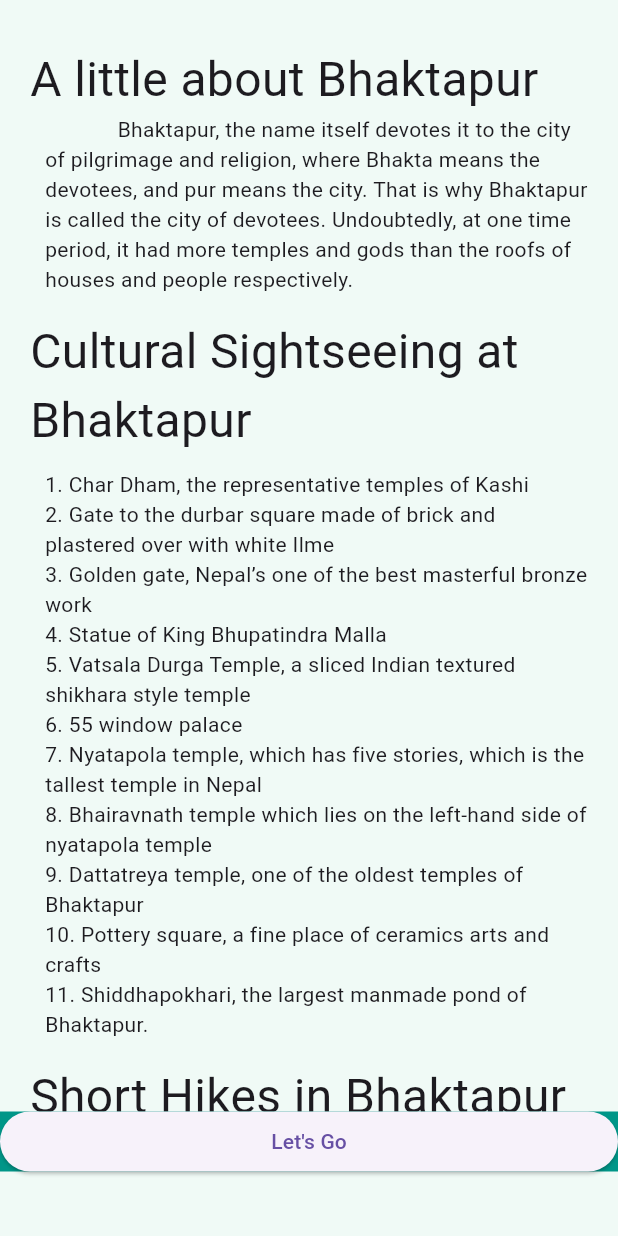
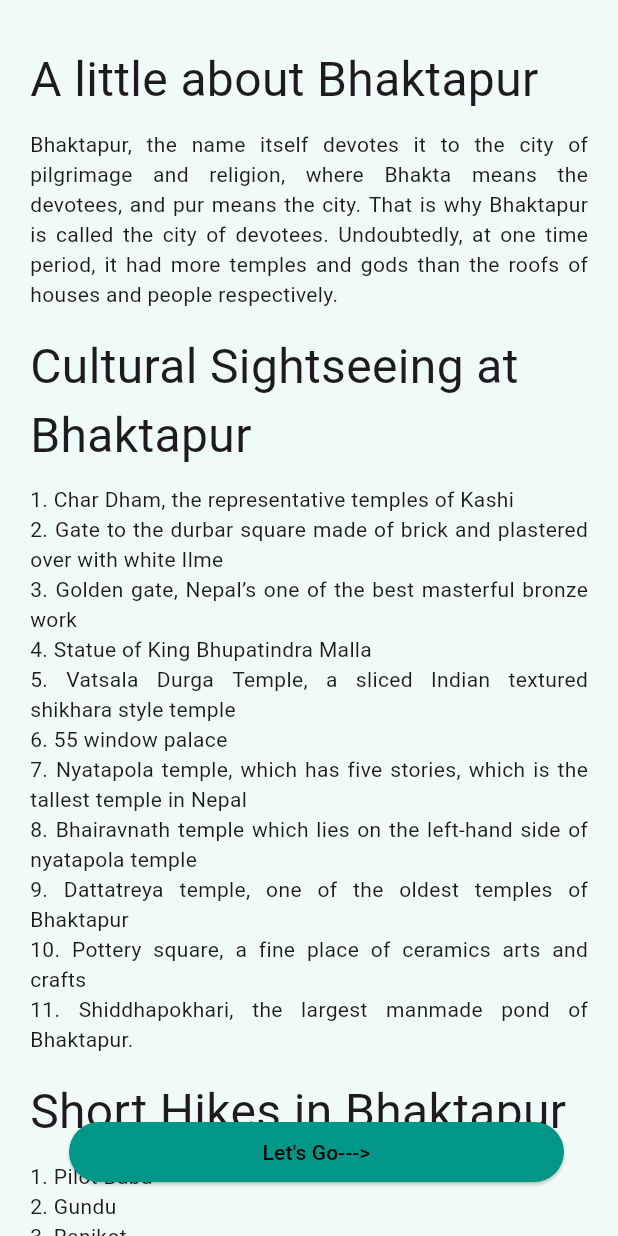
Before and after one commit to prabeshdulal/Gantavey, a Flutter app: the BKTDescription screen opened directly, on a phone screen of 412 x 824 dp. Run offline on Flutter 3.47's test engine with Material 3 defaults, Android fonts, the light colour scheme and no system bars; our stand-ins replace flutter_native_splash, gap, get, iconsax, smooth_page_indicator; statements that could not run were skipped.

Commit message:
chittika banaiyo

```diff
--- a/lib/features/Authentication/screens/bhaktapur_description.dart
+++ b/lib/features/Authentication/screens/bhaktapur_description.dart
@@ -1,9 +1,5 @@
-import 'package:flutter/cupertino.dart';
 import 'package:flutter/material.dart';
-import 'package:gap/gap.dart';
 import 'package:get/get.dart';
-import 'package:get/get_core/src/get_main.dart';
-
 import '../../../utils/applayout.dart';
 import '../../../utils/constants/colors.dart';
 import 'home_bottom_bar.dart';
@@ -14,95 +10,90 @@ class BKTDescription extends StatelessWidget {
   @override
   Widget build(BuildContext context) {
     final size = AppLayout.getSize(context);
+
     return Scaffold(
       backgroundColor: Styles.bgcolor,
-      body: Container(
+      body: SingleChildScrollView(
+        padding: EdgeInsets.all(20),
         child: Column(
+          crossAxisAlignment: CrossAxisAlignment.start,
           children: [
-            Container(
-              height: 741,
-               child: SingleChildScrollView(
-                padding: EdgeInsets.all(20),
-                child: Column(
-                    mainAxisAlignment: MainAxisAlignment.start,
-                    crossAxisAlignment: CrossAxisAlignment.start,
-                    children: [
-                    const Gap(10),
-          Text("A little about Bhaktapur", style: TextStyle(
-            fontSize: 32,
-          )),
-          Container(
-            padding: EdgeInsets.only(left: 10),
-            child: Text(""
-                "\t\t\t\t\t\t\t\t\t\t\t\t Bhaktapur, the name itself devotes it to the city of pilgrimage and religion, where Bhakta means the devotees, and pur means the city. That is why Bhaktapur is called the city of devotees. Undoubtedly, at one time period, it had more temples and gods than the roofs of houses and people respectively."
+            SizedBox(height: 10),
+            Text(
+              "A little about Bhaktapur",
+              style: TextStyle(fontSize: 32),
+            ),
+            SizedBox(height: 10),
+            Text(
+              "Bhaktapur, the name itself devotes it to the city of pilgrimage and religion, where Bhakta means the devotees, and pur means the city. That is why Bhaktapur is called the city of devotees. Undoubtedly, at one time period, it had more temples and gods than the roofs of houses and people respectively.",
+              textAlign: TextAlign.justify,
+            ),
+            SizedBox(height: 15),
+            Text(
+              "Cultural Sightseeing at Bhaktapur",
+              style: TextStyle(fontSize: 32),
+            ),
+            SizedBox(height: 10),
+            Text(
+              "1. Char Dham, the representative temples of Kashi\n2. Gate to the durbar square made of brick and plastered over with white Ilme\n3. Golden gate, Nepal’s one of the best masterful bronze work\n4. Statue of King Bhupatindra Malla\n5. Vatsala Durga Temple, a sliced Indian textured shikhara style temple\n6. 55 window palace\n7. Nyatapola temple, which has five stories, which is the tallest temple in Nepal\n8. Bhairavnath temple which lies on the left-hand side of nyatapola temple\n9. Dattatreya temple, one of the oldest temples of Bhaktapur\n10. Pottery square, a fine place of ceramics arts and crafts\n11. Shiddhapokhari, the largest manmade pond of Bhaktapur.",
+              textAlign: TextAlign.justify,
+            ),
+            SizedBox(height: 15),
+            Text(
+              "Short Hikes in Bhaktapur",
+              style: TextStyle(fontSize: 32),
+            ),
+            SizedBox(height: 10),
+            Text(
+              "1. Pilot Baba\n2. Gundu\n3. Ranikot\n4. Ashapuri\n5. Doleshwor temple\n6. Kalamasi lake (a small dam near Nagarkot area)",
+              textAlign: TextAlign.justify,
+            ),
+            SizedBox(height: 15),
+            Text(
+              "Roaming around in the museums",
+              style: TextStyle(fontSize: 32),
+            ),
+            SizedBox(height: 10),
+            Text(
+              "There are a total of three prominent museums in Bhaktapur city.",
+              textAlign: TextAlign.justify,
+            ),
+            SizedBox(height: 5),
+            Text(
+              "1. Wood carving museum (best known for the peacock window).\n2. Brass and bronze museum (which have a good collection of metalware and ancient housewares).\n3. National art museum (have pieces of stone carvings and manuscripts, as well as a fine collection of thangka).",
+              textAlign: TextAlign.justify,
+            ),
+            SizedBox(height: 15),
+            Text(
+              "Other things that you can’t miss in Bhaktapur",
+              style: TextStyle(fontSize: 32),
+            ),
+            SizedBox(height: 10),
+            Text(
+              "• Celebrate Jatras\n• Evening walk in the Bhaktapur Durbar square\n• Pottery work\n• Religious Journey\n• Enjoy the specialty of Bhaktapur: Ju Ju dhau\n• Shopping at Bhaktapur",
+              textAlign: TextAlign.justify,
+            ),
+            SizedBox(height: 20),
+          ],
+        ),
+      ),
+      floatingActionButton: Padding(
+        padding: const EdgeInsets.all(20.0),
+        child: SizedBox(
+          width: 330,
+          height: 40,
+
+          child: ElevatedButton(
+            onPressed: () => Get.to(() => const HomeBottomBar()),
+            child: Text("Let's Go--->",style: TextStyle(
+                color: Colors.black,
+            ),),
+            style: ElevatedButton.styleFrom(
+              primary: Colors.teal, // Change button color here
             ),
           ),
-          const Gap(15),
-          Text(
-              "Cultural Sightseeing at Bhaktapur", style: TextStyle(
-            fontSize: 32,
-          )
-          ),
-          const Gap(10),
-          Container(
-              padding: EdgeInsets.only(left: 10),
-              child: Text(
-                  "1. Char Dham, the representative temples of Kashi \n2. Gate to the durbar square made of brick and plastered over with white Ilme\n3. Golden gate, Nepal’s one of the best masterful bronze work\n4. Statue of King Bhupatindra Malla\n5. Vatsala Durga Temple, a sliced Indian textured shikhara style temple\n6. 55 window palace\n7. Nyatapola temple, which has five stories, which is the tallest temple in Nepal\n8. Bhairavnath temple which lies on the left-hand side of nyatapola temple\n9. Dattatreya temple, one of the oldest temples of Bhaktapur\n10. Pottery square, a fine place of ceramics arts and crafts\n11. Shiddhapokhari, the largest manmade pond of Bhaktapur."
-              )
-          ),
-          const Gap(15),
-          Text(
-              "Short Hikes in Bhaktapur", style: TextStyle(
-            fontSize: 32,
-          )
-          ),
-          const Gap(10),
-          Container(
-            padding: EdgeInsets.only(left: 10),
-            child: Text(
-                "1. Pilot Baba,\n2. Gundu\n3. Ranikot\n4. Ashapuri,\n5. Doleshwor temple\n6. Kalamasi lake(a small dam near Nagarkot area)"
-            ),
-          ),
-          const Gap(15),
-          Text(
-              "Roaming around in the museums", style: TextStyle(
-            fontSize: 32,
-          )
-          ),
-          Container(
-            padding: EdgeInsets.only(left: 5),
-            child: Text(
-                "There are a total of three prominent museums in Bhaktapur city."
-            ),
-          ),
-          Container(
-            padding: EdgeInsets.only(left: 10),
-            child: Text("\t\t1. Wood carving museum(best known for the peacock window.\n\t\t2. Brass and bronze museum(which have a good collection of metalware and ancient housewares)\n\t\t3. National art museum ( have pieces of stone carvings and manuscripts, as well as a fine collection of thangka)"),
-          ),
-          const Gap(15),
-          Text(
-              "Other thing that you can’t do in bhaktapur", style: TextStyle(
-            fontSize: 32,
-          )
-          ),
-          const Gap(10),
-          Container(
-              padding: EdgeInsets.only(left: 10),
-              child: Text("Celebrate Jatras Evening walk in the Bhaktapur Durbar square \nPottery work \nReligious Journey \nEnjoy the specialty of Bhaktapur: Ju Ju dhau \nShopping at Bhaktapur"))
-                ]),
-              ),
-            ),
-            Container(
-              width: size.width,
-              height: 40,
-              color: Colors.teal,
-              child: ElevatedButton(onPressed: ()=>Get.to(()=>const HomeBottomBar()),
-                child: Text("Let\'s Go"),
-              ),
-            )
-          ],
         ),
-      )
+      ),
     );
   }
 }
--- a/lib/features/Authentication/screens/destination_view.dart
+++ b/lib/features/Authentication/screens/destination_view.dart
@@ -47,7 +47,7 @@ class DestinationView extends StatelessWidget {
                 bottomLeft: Radius.circular(20),
                 bottomRight: Radius.circular(20),
               ),
-              color: Styles.greenshede0,
+              color: Styles.teal,
             ),
             child: Row(
               mainAxisAlignment: MainAxisAlignment.spaceBetween,
@@ -62,6 +62,7 @@ class DestinationView extends StatelessWidget {
                     text,
                     style: TextStyle(
                       fontSize: 20,
+                      color: Colors.white,
                     ),
                   ),
                 ),
--- a/lib/features/Authentication/screens/emergency_contacts.dart
+++ b/lib/features/Authentication/screens/emergency_contacts.dart
@@ -5,6 +5,10 @@ class EmergencyContacts extends StatelessWidget {
 
   @override
   Widget build(BuildContext context) {
-    return Container();
+    return Container(
+      child: Text(
+          "This is the emergency page."
+      ),
+    );;
   }
 }
--- a/pubspec.yaml
+++ b/pubspec.yaml
@@ -79,6 +79,7 @@ flutter:
      - assets/images/on_boarding_images/
      - assets/logos/
      - assets/images/placesImage/
+     - assets/images/unexplored/
 
 
   # An image asset can refer to one or more resolution-specific "variants", see
```
Also changed, not shown: lib/features/Authentication/screens/add_destination.dart (deleted, +0 -10 lines), lib/features/Authentication/screens/group_screen.dart (added, +15 -0 lines), lib/features/Authentication/screens/home_bottom_bar.dart (+13 -4 lines), lib/features/Authentication/screens/home_page.dart (+72 -50 lines), lib/features/Authentication/screens/landingPage.dart (+20 -32 lines), lib/features/Authentication/screens/timeline.dart (added, +15 -0 lines), lib/features/Authentication/screens/unexplored_views.dart (added, +72 -0 lines), assets/images/icons/bhaktapurMap.png (added), assets/images/icons/bus-clipart-black-and-white-24.gif (added), assets/images/unexplored/IMG_20190809_135903.jpg (added), assets/images/unexplored/IMG_20190809_145946-1.jpg (added), assets/images/unexplored/IMG_20190810_061012.jpg (added), assets/images/unexplored/IMG_20190810_082753.jpg (added), assets/images/unexplored/above-the-clouds.jpg (added), 3 more files.
